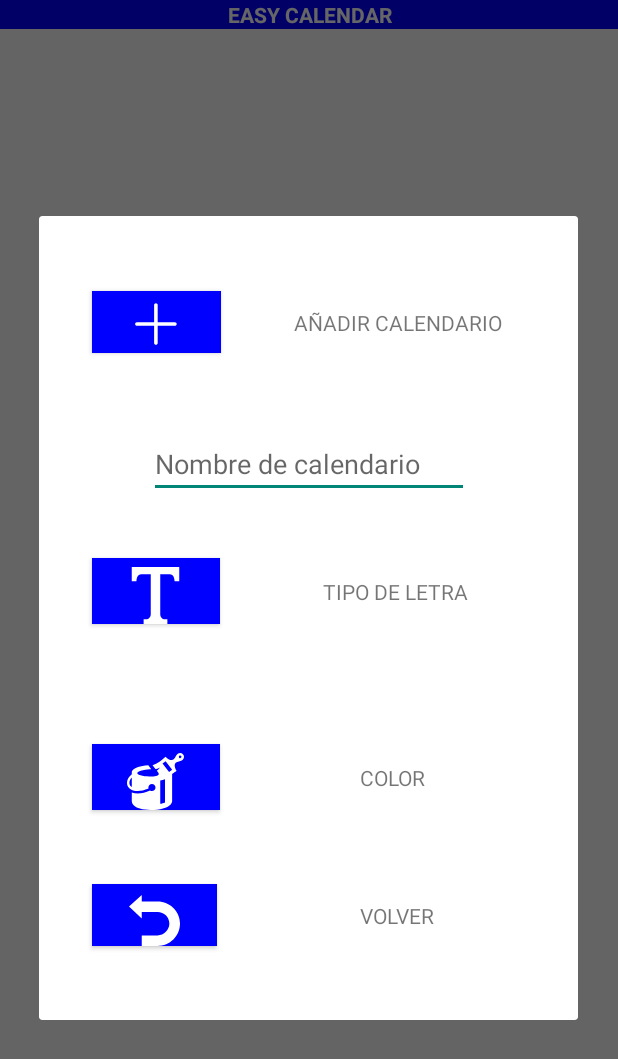
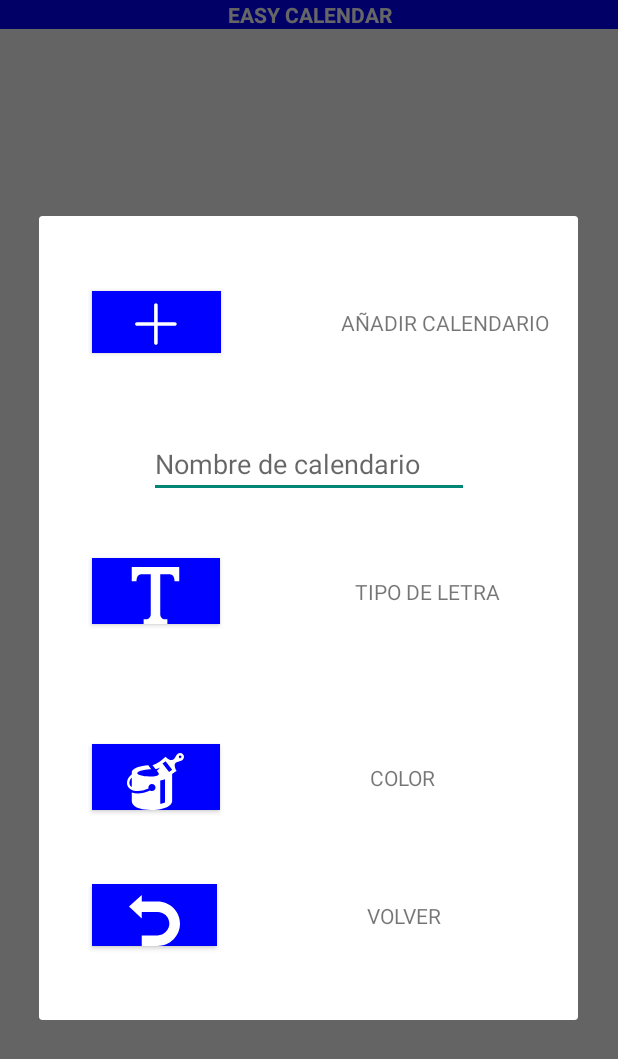
Before and after one commit to daniel-colmenares/TFG, an Android app: the SelectCalendarActivity screen opened directly, with no data from a screen before it, after a tap on an icon or button, on a phone screen of 412 x 824 dp. Shown: the top 1059 px of the screen. Run offline under Robolectric (Android 15) with nearby library versions, the phone set to English and light mode, and no system bars; our stand-ins replace Firebase (no records; nobody signed in at launch, a user with empty details on screens opened directly); 3 statements that could not run were skipped.

Commit message:
Edit evento arreglo pt.6

```diff
--- a/app/src/main/java/com/example/tfg/EventRecyclerAdapter.java
+++ b/app/src/main/java/com/example/tfg/EventRecyclerAdapter.java
@@ -444,12 +444,12 @@ public class EventRecyclerAdapter extends RecyclerView.Adapter<EventRecyclerAdap
             try {
                 dbOpenHelper.updateEvent(eventId,newEventName,newVideoUrl,newImagenUri, database);
                 database.setTransactionSuccessful();
-                activ.SetUpCalendar();
             } catch (Exception e) {
                 e.printStackTrace();
             } finally {
                 database.endTransaction();
             }
+            activ.SetUpCalendar();
             database.close();
             // Alternar nuevamente la vista para ocultar los EditText
             editEvent.setVisibility(View.GONE);
--- a/app/src/main/res/layout/activity_login.xml
+++ b/app/src/main/res/layout/activity_login.xml
@@ -70,7 +70,7 @@
 
     <TextView
         android:id="@+id/textView15"
-        android:layout_width="412dp"
+        android:layout_width="match_parent"
         android:layout_height="151dp"
         android:gravity="center"
         android:text="EASY CALENDAR"
--- a/app/src/main/res/layout/activity_select_calendar.xml
+++ b/app/src/main/res/layout/activity_select_calendar.xml
@@ -78,7 +78,6 @@
         android:id="@+id/textViewCambiarRol"
         android:layout_width="wrap_content"
         android:layout_height="wrap_content"
-
         android:gravity="center"
         android:text="TextView"
         android:textColor="@color/black"
@@ -119,7 +118,6 @@
         android:text="AJUSTES"
         android:layout_marginTop="25dp"
         android:textColor="@color/black"
-        app:layout_constraintBottom_toBottomOf="@+id/ajustesbutton"
         app:layout_constraintEnd_toEndOf="parent"
         app:layout_constraintHorizontal_bias="0.49"
         app:layout_constraintStart_toEndOf="@+id/ajustesbutton"
--- a/app/src/main/res/layout/calendar_layout.xml
+++ b/app/src/main/res/layout/calendar_layout.xml
@@ -10,7 +10,7 @@
 
     <TextView
         android:id="@+id/NombreCalView"
-        android:layout_width="411dp"
+        android:layout_width="match_parent"
         android:layout_height="wrap_content"
         android:layout_gravity="center"
         android:gravity="center"
--- a/app/src/main/res/layout/crear_calendario.xml
+++ b/app/src/main/res/layout/crear_calendario.xml
@@ -71,10 +71,9 @@
         android:id="@+id/textView5"
         android:layout_width="wrap_content"
         android:layout_height="wrap_content"
+        android:layout_marginStart="90dp"
         android:text="TIPO DE LETRA"
         app:layout_constraintBottom_toBottomOf="@+id/buttonLetra"
-        app:layout_constraintEnd_toEndOf="parent"
-        app:layout_constraintHorizontal_bias="0.484"
         app:layout_constraintStart_toEndOf="@+id/buttonLetra"
         app:layout_constraintTop_toTopOf="@+id/buttonLetra" />
 
@@ -82,10 +81,9 @@
         android:id="@+id/textView6"
         android:layout_width="wrap_content"
         android:layout_height="wrap_content"
+        android:layout_marginStart="100dp"
         android:text="COLOR"
         app:layout_constraintBottom_toBottomOf="@+id/buttonColor"
-        app:layout_constraintEnd_toEndOf="parent"
-        app:layout_constraintHorizontal_bias="0.481"
         app:layout_constraintStart_toEndOf="@+id/buttonColor"
         app:layout_constraintTop_toTopOf="@+id/buttonColor" />
 
@@ -93,9 +91,9 @@
         android:id="@+id/textView7"
         android:layout_width="wrap_content"
         android:layout_height="wrap_content"
+        android:layout_marginStart="100dp"
         android:text="VOLVER"
         app:layout_constraintBottom_toBottomOf="@+id/buttonCancelar"
-        app:layout_constraintEnd_toEndOf="parent"
         app:layout_constraintStart_toEndOf="@+id/buttonCancelar"
         app:layout_constraintTop_toTopOf="@+id/buttonCancelar" />
 
@@ -103,10 +101,9 @@
         android:id="@+id/textView12"
         android:layout_width="wrap_content"
         android:layout_height="wrap_content"
+        android:layout_marginStart="80dp"
         android:text="AÑADIR CALENDARIO"
         app:layout_constraintBottom_toBottomOf="@+id/button_crearcalendario"
-        app:layout_constraintEnd_toEndOf="parent"
-        app:layout_constraintHorizontal_bias="0.493"
         app:layout_constraintStart_toEndOf="@+id/button_crearcalendario"
         app:layout_constraintTop_toTopOf="@+id/button_crearcalendario" />
 
--- a/app/src/main/res/layout/single_cell_layout.xml
+++ b/app/src/main/res/layout/single_cell_layout.xml
@@ -25,7 +25,7 @@
     <ImageView
         android:id="@+id/imagenEvento1"
         android:layout_width="match_parent"
-        android:layout_height="21dp"
+        android:layout_height="35dp"
         android:layout_gravity="center"
         tools:srcCompat="@tools:sample/avatars" />
 
@@ -48,7 +48,7 @@
         android:id="@+id/imagenEvento2"
         android:layout_width="match_parent"
         android:layout_gravity="center"
-        android:layout_height="21dp"
+        android:layout_height="35dp"
         tools:srcCompat="@tools:sample/avatars" />
 
     <TextView
```
